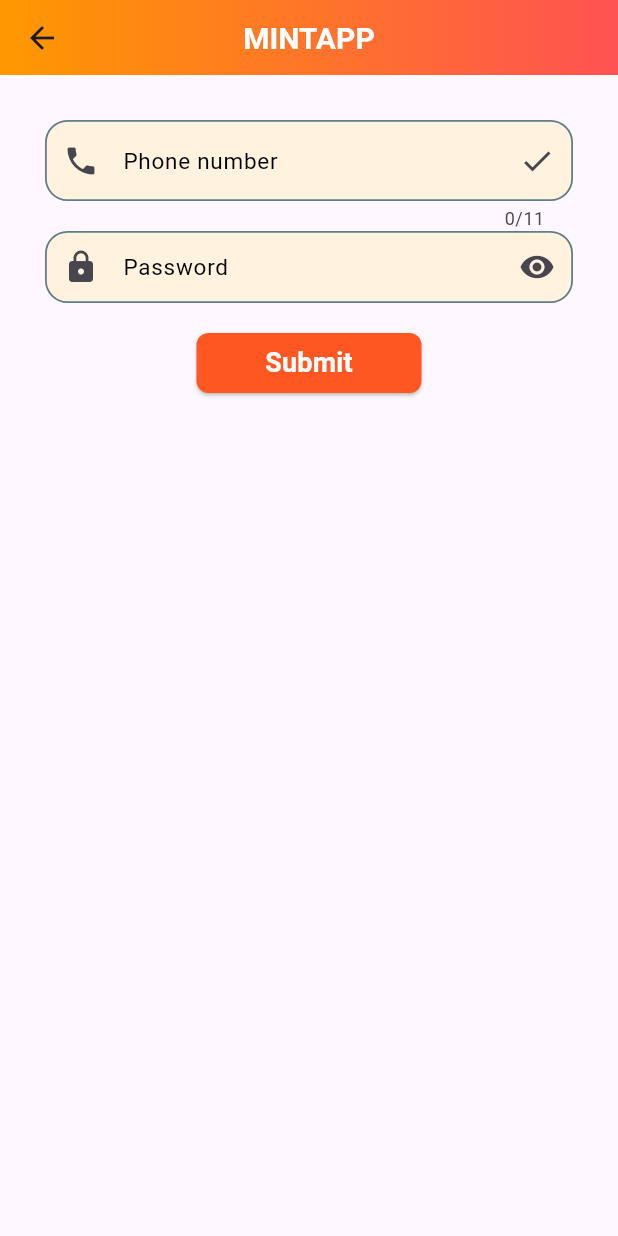
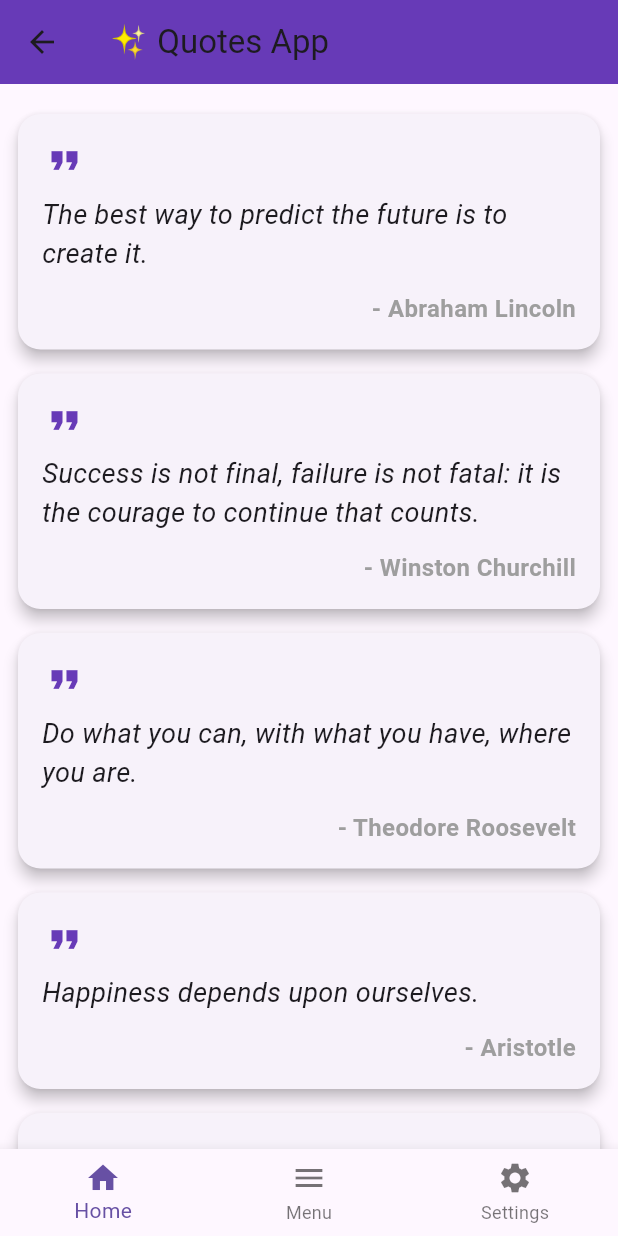
Before and after one commit to hossain4u/flutter_basic, a Flutter app: the screen it shows after launch, on a phone screen of 412 x 824 dp. Run offline on Flutter 3.47's test engine with Material 3 defaults, Android fonts, the phone set to English and light mode, and no system bars.

Commit message:
add buttom navigation

```diff
--- /dev/null
+++ b/lib/bottom_nev/bottom_nev.dart
@@ -0,0 +1,43 @@
+import 'package:flutter/material.dart';
+
+import '../idea/for_travle_app.dart';
+import '../idea/portfolio_page.dart';
+import '../idea/quates_app.dart';
+
+class BottomNev extends StatefulWidget {
+  const BottomNev({super.key});
+
+  @override
+  State<BottomNev> createState() => _BottomNevState();
+}
+
+class _BottomNevState extends State<BottomNev> {
+  int _selectedIndex = 0;
+  List get page => [
+    QuotesScreen(),
+    PortfolioPage(),
+    TravelInfoScreen()
+  ];
+
+  onTab(int index){
+    setState(() {
+      _selectedIndex=index;
+    });
+  }
+  @override
+  Widget build(BuildContext context) {
+    return Scaffold(
+      body: page[_selectedIndex],
+      bottomNavigationBar: BottomNavigationBar(
+        currentIndex: _selectedIndex,
+          onTap: onTab,
+          items: [
+            BottomNavigationBarItem(icon: Icon(Icons.home),label: 'Home'),
+            BottomNavigationBarItem(icon: Icon(Icons.menu),label: 'Menu'),
+            BottomNavigationBarItem(icon: Icon(Icons.settings),label: 'Settings')
+          ]
+
+      ),
+    );
+  }
+}
--- /dev/null
+++ b/lib/idea/quates_app.dart
@@ -0,0 +1,82 @@
+import 'package:flutter/material.dart';
+
+class QuotesScreen extends StatelessWidget {
+  const QuotesScreen({super.key});
+
+  final List<Map<String, String>> quotes = const [
+    {
+      "quote": "The best way to predict the future is to create it.",
+      "author": "Abraham Lincoln"
+    },
+    {
+      "quote": "Success is not final, failure is not fatal: it is the courage to continue that counts.",
+      "author": "Winston Churchill"
+    },
+    {
+      "quote": "Do what you can, with what you have, where you are.",
+      "author": "Theodore Roosevelt"
+    },
+    {
+      "quote": "Happiness depends upon ourselves.",
+      "author": "Aristotle"
+    },
+    {
+      "quote": "In the middle of every difficulty lies opportunity.",
+      "author": "Albert Einstein"
+    },
+  ];
+
+  @override
+  Widget build(BuildContext context) {
+    return Scaffold(
+      appBar: AppBar(
+        title: const Text("✨ Quotes App"),
+        backgroundColor: Colors.deepPurple,
+      ),
+      body: ListView.builder(
+        padding: const EdgeInsets.all(12.0),
+        itemCount: quotes.length,
+        itemBuilder: (context, index) {
+          final quote = quotes[index];
+          return Card(
+            shape: RoundedRectangleBorder(
+              borderRadius: BorderRadius.circular(15),
+            ),
+            elevation: 4,
+            margin: const EdgeInsets.symmetric(vertical: 8),
+            child: Padding(
+              padding: const EdgeInsets.all(16.0),
+              child: Column(
+                crossAxisAlignment: CrossAxisAlignment.start,
+                children: [
+                  const Icon(Icons.format_quote,
+                      color: Colors.deepPurple, size: 30),
+                  const SizedBox(height: 8),
+                  Text(
+                    quote["quote"]!,
+                    style: const TextStyle(
+                      fontSize: 18,
+                      fontStyle: FontStyle.italic,
+                    ),
+                  ),
+                  const SizedBox(height: 12),
+                  Align(
+                    alignment: Alignment.bottomRight,
+                    child: Text(
+                      "- ${quote["author"]}",
+                      style: const TextStyle(
+                        fontSize: 16,
+                        fontWeight: FontWeight.bold,
+                        color: Colors.grey,
+                      ),
+                    ),
+                  ),
+                ],
+              ),
+            ),
+          );
+        },
+      ),
+    );
+  }
+}
--- a/lib/main/app.dart
+++ b/lib/main/app.dart
@@ -2,6 +2,10 @@ import 'package:flutter/material.dart';
 import 'package:mintapp/theme/themes.dart';
 import '../basic/alart.dart';
 import '../basic/appbar.dart';
+import '../bottom_nev/bottom_nev.dart';
+import '../idea/for_travle_app.dart';
+import '../idea/portfolio_page.dart';
+import '../idea/quates_app.dart';
 import '../theme/tabbar.dart';
 import '../view/button.dart';
 import '../view/gridview_class.dart';
@@ -20,12 +24,12 @@ class MyApp extends StatelessWidget {
     return MaterialApp(
       debugShowCheckedModeBanner: true,
       title: 'Mintapp',
-      home: StackClass(),
-      initialRoute: '/home',
+      home: MyAppBar(),
+      initialRoute: '/bottomNev',
       routes:{
     '/home':(context)=>LoginPage(),
     '/page1':(context)=>MyAppBar(),
-    '/page2':(context)=>ListViewClass()
+    '/bottomNev':(context)=>BottomNev()
     },
     );
   }
```
Also changed, not shown: lib/idea/for_travle_app.dart (added, +112 -0 lines), lib/idea/portfolio_page.dart (added, +164 -0 lines).
